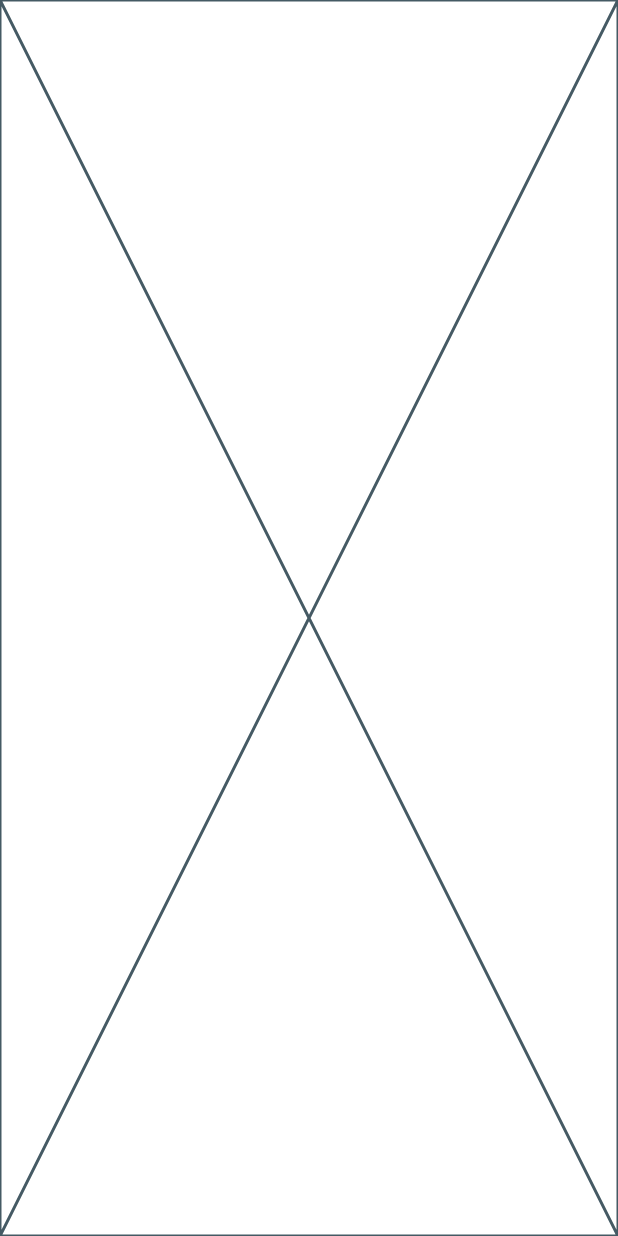
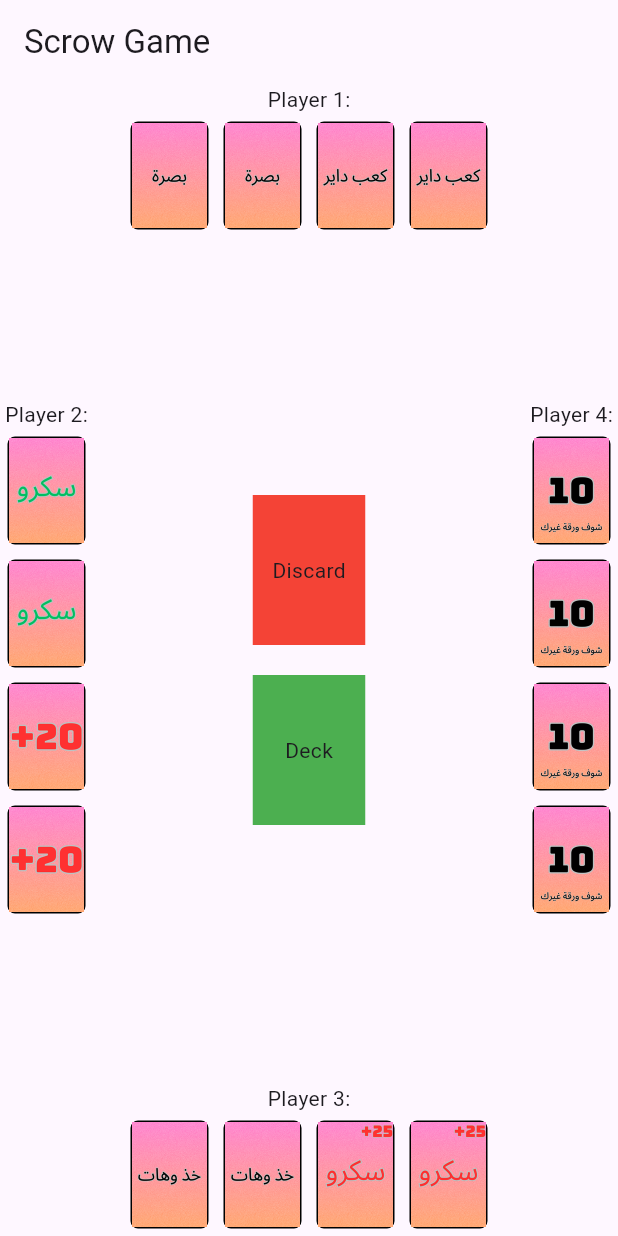
Before and after one commit to sanwaralkmali/scrow-cards-game, a Flutter app: the screen it shows after launch, on a phone screen of 412 x 824 dp. Run offline on Flutter 3.47's test engine with Material 3 defaults, Android fonts, the phone set to English and light mode, and no system bars; statements that could not run were skipped.

Commit message:
Game UI design

```diff
--- /dev/null
+++ b/lib/data/cardsData.dart
@@ -0,0 +1,7 @@
+class Card {
+  final int rank; // 1 to 10 or a special card identifier
+  final bool isSpecial;
+  final String imagePath; // Asset path to the card image
+
+  Card({required this.rank, required this.isSpecial, required this.imagePath});
+}
--- /dev/null
+++ b/lib/data/deck.dart
@@ -0,0 +1,40 @@
+import 'package:scrow/data/cardsData.dart';
+
+class Deck {
+  List<Card> cards = [];
+
+  Deck() {
+    // Initialize with 52 regular cards (1-10, 4 of each)
+    for (int rank = 1; rank <= 10; rank++) {
+      for (int i = 0; i < 4; i++) {
+        cards.add(Card(
+            rank: rank,
+            isSpecial: false,
+            imagePath:
+                '$rank.png')); // Assuming you have images named card_1.png, card_2.png, etc.
+      }
+    }
+    for (int rank = 11; rank <= 16; rank++) {
+      for (int i = 0; i < 2; i++) {
+        cards.add(Card(
+            rank: rank,
+            isSpecial: true,
+            imagePath:
+                '$rank.png')); // Assuming you have images named card_1.png, card_2.png, etc.
+      }
+    }
+  }
+
+  void shuffle() {
+    cards.shuffle(); // Use the built-in shuffle method from 'dart:math'
+  }
+
+  Card drawCard() {
+    if (cards.isNotEmpty) {
+      return cards.removeLast(); // Remove the last card (top of the stack)
+    } else {
+      throw Exception(
+          'Deck is empty'); // Handle the case where the deck runs out
+    }
+  }
+}
--- /dev/null
+++ b/lib/gameScreen.dart
@@ -0,0 +1,91 @@
+// ignore: file_names
+import 'package:flutter/material.dart';
+import 'package:scrow/data/deck.dart';
+
+class GameScreen extends StatelessWidget {
+  GameScreen({super.key});
+  Deck deck = Deck();
+
+  @override
+  Widget build(BuildContext context) {
+    deck.shuffle();
+    return Stack(
+      children: [
+        // Center boxes
+        Align(
+          alignment: Alignment.center,
+          child: Column(
+            mainAxisSize: MainAxisSize.min,
+            children: [
+              Container(
+                width: 75,
+                height: 100,
+                color: Colors.red, // Discard pile
+                child: const Center(child: Text('Discard')),
+              ),
+              const SizedBox(height: 20),
+              Container(
+                width: 75,
+                height: 100,
+                color: Colors.green, // Deck
+                child: const Center(child: Text('Deck')),
+              ),
+            ],
+          ),
+        ),
+        // Player areas
+        Align(alignment: Alignment.topCenter, child: _buildPlayerArea(1)),
+        Align(alignment: Alignment.bottomCenter, child: _buildPlayerArea(3)),
+        Align(alignment: Alignment.centerLeft, child: _buildPlayerArea(2)),
+        Align(alignment: Alignment.centerRight, child: _buildPlayerArea(4)),
+      ],
+    );
+  }
+
+  Widget _buildPlayerArea(int playerNumber) {
+    return Column(
+      mainAxisSize: MainAxisSize.min,
+      children: [
+        Text('Player $playerNumber:'),
+        if (playerNumber == 1 || playerNumber == 3)
+          Row(
+            mainAxisSize: MainAxisSize.min,
+            children: [
+              for (int card = 0; card < 4; card++)
+                Container(
+                  margin: const EdgeInsets.all(5),
+                  padding: const EdgeInsets.all(0),
+                  decoration: BoxDecoration(
+                    border: Border.all(color: Colors.black),
+                    borderRadius: BorderRadius.circular(5),
+                  ),
+                  child: Image.asset(
+                    'assets/cards/${deck.drawCard().imagePath}',
+                    width: 50.00,
+                  ),
+                ),
+            ],
+          ),
+        if (playerNumber == 2 || playerNumber == 4)
+          Column(
+            mainAxisSize: MainAxisSize.min,
+            children: [
+              for (int card = 0; card < 4; card++)
+                Container(
+                  margin: const EdgeInsets.all(5),
+                  padding: const EdgeInsets.all(0),
+                  decoration: BoxDecoration(
+                    border: Border.all(color: Colors.black),
+                    borderRadius: BorderRadius.circular(5),
+                  ),
+                  child: Image.asset(
+                    'assets/cards/${deck.drawCard().imagePath}',
+                    width: 50.00,
+                  ),
+                ),
+            ],
+          ),
+      ],
+    );
+  }
+}
--- a/lib/main.dart
+++ b/lib/main.dart
@@ -1,4 +1,5 @@
 import 'package:flutter/material.dart';
+import 'package:scrow/gameScreen.dart';
 
 void main() {
   runApp(const MyApp());
@@ -9,8 +10,13 @@ class MyApp extends StatelessWidget {
 
   @override
   Widget build(BuildContext context) {
-    return const MaterialApp(
-      home: Placeholder(),
+    return MaterialApp(
+      home: Scaffold(
+        appBar: AppBar(
+          title: const Text('Scrow Game'),
+        ),
+        body: GameScreen(),
+      ),
     );
   }
 }
```
Also changed, not shown: pubspec.yaml (+5 -67 lines), assets/cards/16.png (added).
